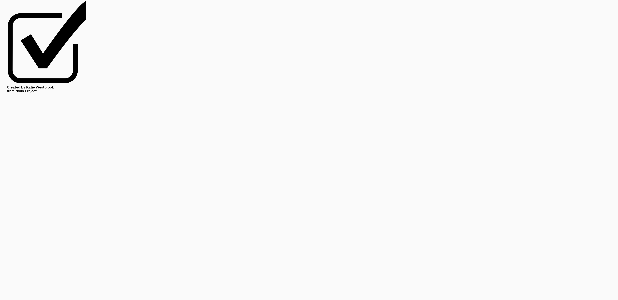
After one commit to maleclercq/LSINF1225-2018-Groupe1-MiniPoll, an Android app: the layout list_item_choix.xml on its own in the app's theme, with its tools: preview values and no code run, on a phone screen of 412 x 824 dp. The commit adds this screen. Shown: the top 300 px of the screen. Run offline under Robolectric (Android 15) with nearby library versions, the phone set to English and light mode, and no system bars; network calls fail.

Commit message:
Les 3 polls sont visibles en liste mais on peut pas encore y répondre.

```diff
--- a/app/src/main/AndroidManifest.xml
+++ b/app/src/main/AndroidManifest.xml
@@ -25,7 +25,7 @@
         <activity android:name=".CreateAccountActivity" />
         <activity android:name=".CreateProfilActivity" />
         <activity android:name=".SondageListeActivity" />
-        <activity android:name=".SondageViewActivity"></activity>
+        <activity android:name=".SondageViewActivity" />
     </application>
 
 </manifest>
--- a/app/src/main/java/com/example/matthieu/minipoll/SondageViewActivity.java
+++ b/app/src/main/java/com/example/matthieu/minipoll/SondageViewActivity.java
@@ -10,6 +10,7 @@ public class SondageViewActivity extends AppCompatActivity {
     String titre;
     String date;
     String auteur;
+    String type;
 
     @Override
     protected void onCreate(Bundle savedInstanceState) {
@@ -21,8 +22,9 @@ public class SondageViewActivity extends AppCompatActivity {
         titre= (String)i.getSerializableExtra("Titre");
         date=(String)i.getSerializableExtra("Date");
         auteur= (String)i.getSerializableExtra("Auteur");
+        type= (String)i.getSerializableExtra("type");
 
         TextView tv=findViewById(R.id.tempo);
-        tv.setText("You're "+u.pseudo+"\nAnd you're looking for: "+titre+"\nCreate on: "+date+"\nBy: "+auteur);
+        tv.setText("You're "+u.pseudo+"\nAnd you're looking for: "+titre+"\nCreate on: "+date+"\nBy: "+auteur+"\nAnd that's a "+type);
     }
 }
--- a/app/src/main/res/layout/activity_sondage_view.xml
+++ b/app/src/main/res/layout/activity_sondage_view.xml
@@ -10,8 +10,9 @@
         android:id="@+id/tempo"
         android:layout_width="wrap_content"
         android:layout_height="wrap_content"
+        android:layout_marginTop="73dp"
         android:text="TextView"
-        tools:layout_editor_absoluteX="0dp"
-        tools:layout_editor_absoluteY="73dp"
+        app:layout_constraintStart_toStartOf="parent"
+        app:layout_constraintTop_toTopOf="parent"
         tools:text="Pas encore implémenté mais..." />
 </android.support.constraint.ConstraintLayout>
--- /dev/null
+++ b/app/src/main/res/layout/list_item_choix.xml
@@ -0,0 +1,22 @@
+<?xml version="1.0" encoding="utf-8"?>
+<RelativeLayout xmlns:android="http://schemas.android.com/apk/res/android"
+    android:layout_width="match_parent"
+    android:layout_height="match_parent"
+    android:descendantFocusability="blocksDescendants">
+
+    <ImageView
+        android:id="@+id/list_item_thumbnail"
+        android:layout_width="65dp"
+        android:layout_height="65dp"
+        android:layout_alignParentTop="true"
+        android:layout_alignParentStart="true"
+        android:src="@drawable/logo_liste_choix" />
+
+    <TextView
+        android:layout_width="wrap_content"
+        android:layout_height="wrap_content"
+        android:id="@+id/list_item_text"
+        android:layout_toEndOf="@+id/list_item_thumbnail"
+        android:layout_marginLeft="5dp"/>
+
+</RelativeLayout>
```
Also changed, not shown: app/src/main/java/com/example/matthieu/minipoll/MainActivity.java (+9 -7 lines), app/src/main/java/com/example/matthieu/minipoll/SondageListeActivity.java (+15 -5 lines), app/src/main/res/layout/activity_sondage_liste.xml (+7 -2 lines), app/src/main/res/layout/list_item_questionnaire.xml (added, +22 -0 lines), app/src/main/res/layout/list_item_sondage.xml (renamed from app/src/main/res/layout/list_item.xml, +5 -14 lines), app/src/main/res/drawable/logo_liste_choix.png (added), app/src/main/res/drawable/logo_liste_questionnaire.png (added), app/src/main/res/drawable/logo_liste_sondage.png (added), 1 other file.
